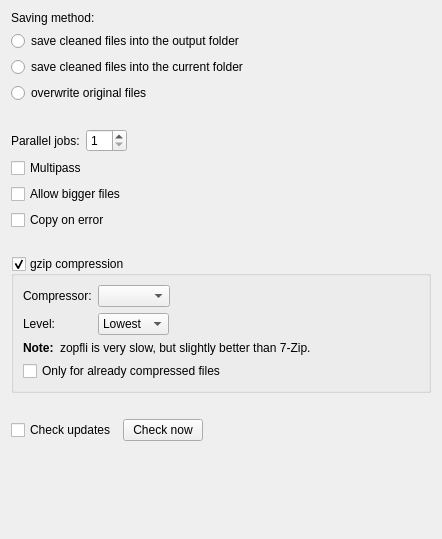
Above: src/preferences/mainpage.ui from RazrFalcon/svgcleaner-gui before the change. Below: the same form after it.
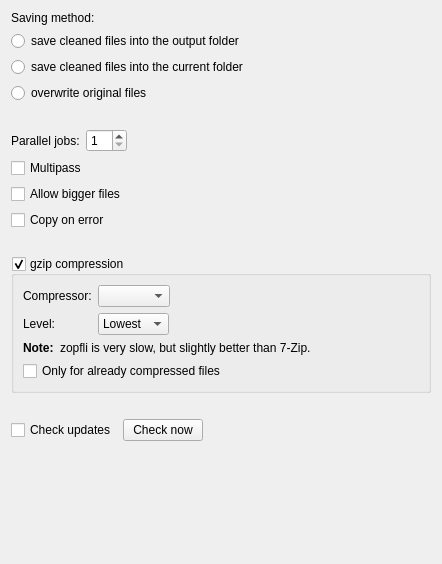
That is the form after the change.

Commit message:
Tab order fixed.
Closes #13

```diff
--- a/src/preferences/mainpage.ui
+++ b/src/preferences/mainpage.ui
@@ -7,7 +7,7 @@
     <x>0</x>
     <y>0</y>
     <width>442</width>
-    <height>539</height>
+    <height>564</height>
    </rect>
   </property>
   <property name="windowTitle">
```
Left out of the diff: 15 changed lines with no effect on the pictures. The commit also changes 4 other files.
